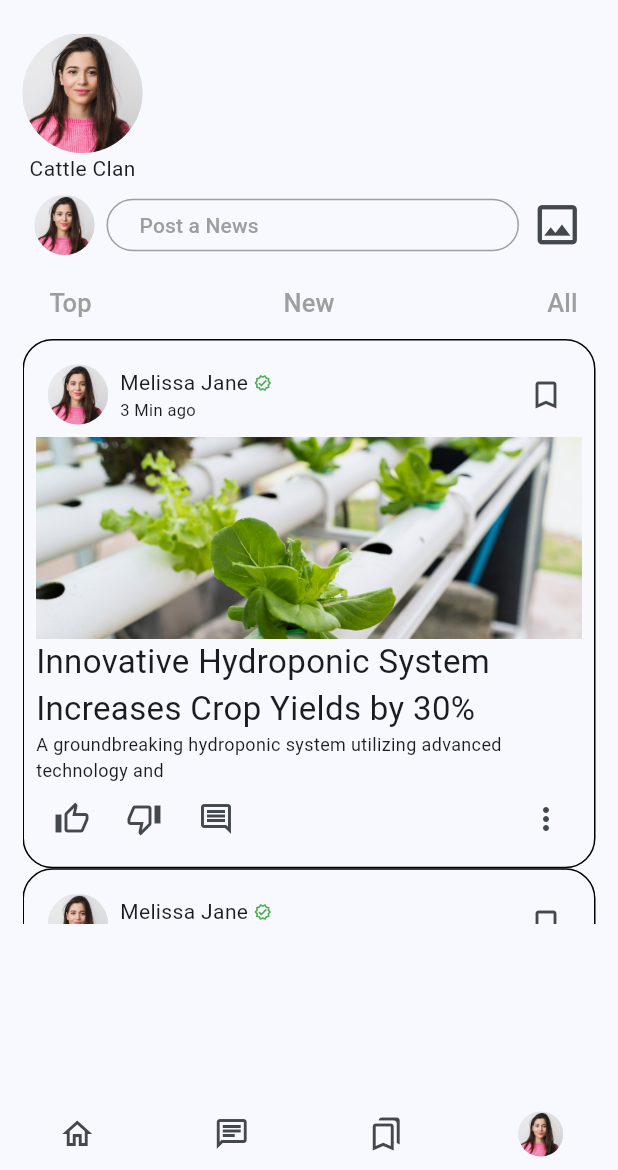
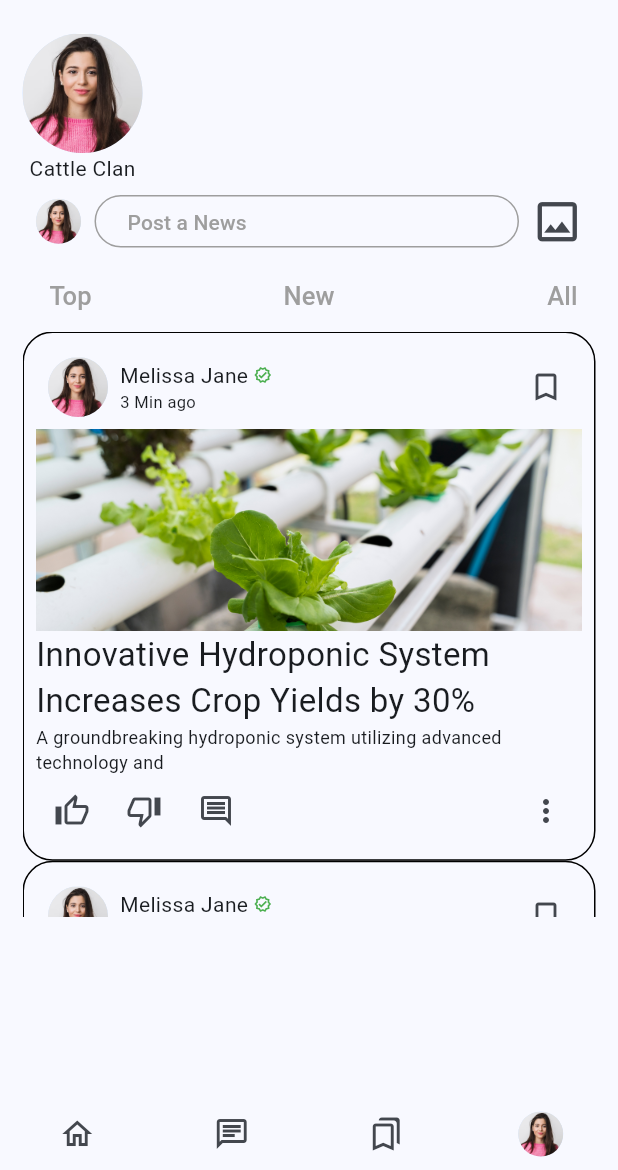
Before and after one commit to BhanuHasaranga/AgroConnect, a Flutter app: the AskScreen screen opened directly, on a phone screen of 412 x 824 dp, the part 66-1236 px from its top. Run offline on Flutter 3.47's test engine with Material 3 defaults, Android fonts, the phone set to English and light mode, and no system bars.

Commit message:
PostSomethingField user icon radius

```diff
--- a/lib/widgets/postSomethingField.dart
+++ b/lib/widgets/postSomethingField.dart
@@ -14,7 +14,7 @@ class PostSomethingField extends StatelessWidget {
         IconButton(
           onPressed: () {},
           icon: const CircleAvatar(
-            // radius: 30,
+            radius: 15,
             backgroundImage: AssetImage(
               'lib/assets/user.png',
             ),
```
